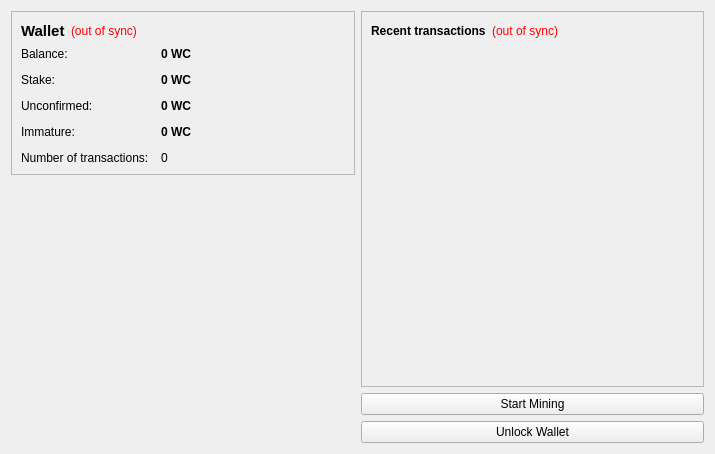
Above: src/qt/forms/overviewpage.ui from Wincoinofficial/wincoin before the change. Below: the same form after it.
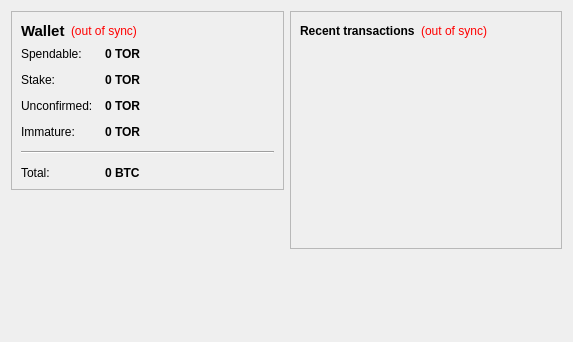
That is the form after the change. Icons and pictures are not drawn.

What changed in the file:
```diff
--- a/src/qt/forms/overviewpage.ui
+++ b/src/qt/forms/overviewpage.ui
@@ -6,8 +6,8 @@
    <rect>
     <x>0</x>
     <y>0</y>
-    <width>715</width>
-    <height>454</height>
+    <width>573</width>
+    <height>342</height>
    </rect>
   </property>
   <property name="windowTitle">
@@ -86,7 +86,7 @@
           <item row="0" column="0">
            <widget class="QLabel" name="label">
             <property name="text">
-             <string>Balance:</string>
+             <string>Spendable:</string>
             </property>
            </widget>
           </item>
@@ -105,7 +105,7 @@
              <string>Your current balance</string>
             </property>
             <property name="text">
-             <string notr="true">0 WC</string>
+             <string notr="true">0 TOR</string>
             </property>
             <property name="textInteractionFlags">
              <set>Qt::LinksAccessibleByMouse|Qt::TextSelectableByKeyboard|Qt::TextSelectableByMouse</set>
@@ -134,7 +134,7 @@
              <string>Total of coins that was staked, and do not yet count toward the current balance</string>
             </property>
             <property name="text">
-             <string notr="true">0 WC</string>
+             <string notr="true">0 TOR</string>
             </property>
             <property name="textInteractionFlags">
              <set>Qt::LinksAccessibleByMouse|Qt::TextSelectableByKeyboard|Qt::TextSelectableByMouse</set>
@@ -163,7 +163,7 @@
              <string>Total of transactions that have yet to be confirmed, and do not yet count toward the current balance</string>
             </property>
             <property name="text">
-             <string notr="true">0 WC</string>
+             <string notr="true">0 TOR</string>
             </property>
             <property name="textInteractionFlags">
              <set>Qt::LinksAccessibleByMouse|Qt::TextSelectableByKeyboard|Qt::TextSelectableByMouse</set>
@@ -189,27 +189,46 @@
              <string>Mined balance that has not yet matured</string>
             </property>
             <property name="text">
-             <string notr="true">0 WC</string>
+             <string notr="true">0 TOR</string>
             </property>
             <property name="textInteractionFlags">
              <set>Qt::LinksAccessibleByMouse|Qt::TextSelectableByKeyboard|Qt::TextSelectableByMouse</set>
             </property>
            </widget>
           </item>
-          <item row="4" column="0">
-           <widget class="QLabel" name="label_2">
+          <item row="4" column="0" colspan="2">
+           <widget class="Line" name="line">
+            <property name="orientation">
+             <enum>Qt::Horizontal</enum>
+            </property>
+           </widget>
+          </item>
+          <item row="5" column="0">
+           <widget class="QLabel" name="labelTotalText">
             <property name="text">
-             <string>Number of transactions:</string>
+             <string>Total:</string>
             </property>
            </widget>
           </item>
-          <item row="4" column="1">
-           <widget class="QLabel" name="labelNumTransactions">
+          <item row="5" column="1">
+           <widget class="QLabel" name="labelTotal">
+            <property name="font">
+             <font>
+              <weight>75</weight>
+              <bold>true</bold>
+             </font>
+            </property>
+            <property name="cursor">
+             <cursorShape>IBeamCursor</cursorShape>
+            </property>
             <property name="toolTip">
              <string>Total number of transactions in wallet</string>
             </property>
             <property name="text">
-             <string notr="true">0</string>
+             <string notr="true">0 BTC</string>
+            </property>
+            <property name="textInteractionFlags">
+             <set>Qt::LinksAccessibleByMouse|Qt::TextSelectableByKeyboard|Qt::TextSelectableByMouse</set>
             </property>
            </widget>
           </item>
@@ -225,34 +244,19 @@
        </property>
        <property name="sizeHint" stdset="0">
         <size>
-         <width>10</width>
+         <width>20</width>
          <height>40</height>
         </size>
        </property>
       </spacer>
      </item>
      <item>
-      <widget class="QLabel" name="label_6">
+      <widget class="QLabel" name="label_2">
        <property name="text">
         <string/>
        </property>
        <property name="pixmap">
-        <pixmap resource="../bitcoin.qrc">:/images/backg</pixmap>
-       </property>
-       <property name="scaledContents">
-        <bool>false</bool>
-       </property>
-       <property name="alignment">
-        <set>Qt::AlignCenter</set>
-       </property>
-       <property name="wordWrap">
-        <bool>false</bool>
-       </property>
-       <property name="margin">
-        <number>0</number>
-       </property>
-       <property name="indent">
-        <number>0</number>
+        <pixmap resource="../bitcoin.qrc">:/icons/WinCoin</pixmap>
        </property>
       </widget>
      </item>
@@ -328,44 +332,21 @@
           </property>
          </widget>
         </item>
-        <item>
-         <spacer name="verticalSpacer_2">
-          <property name="orientation">
-           <enum>Qt::Vertical</enum>
-          </property>
-          <property name="sizeHint" stdset="0">
-           <size>
-            <width>20</width>
-            <height>40</height>
-           </size>
-          </property>
-         </spacer>
-        </item>
        </layout>
       </widget>
      </item>
      <item>
-      <widget class="QPushButton" name="pushButton">
-       <property name="enabled">
-        <bool>true</bool>
+      <spacer name="verticalSpacer_2">
+       <property name="orientation">
+        <enum>Qt::Vertical</enum>
        </property>
-       <property name="text">
-        <string>Start Mining</string>
+       <property name="sizeHint" stdset="0">
+        <size>
+         <width>20</width>
+         <height>40</height>
+        </size>
        </property>
-      </widget>
-     </item>
-     <item>
-      <widget class="QPushButton" name="unlockWalletButton">
-       <property name="enabled">
-        <bool>true</bool>
-       </property>
-       <property name="text">
-        <string>Unlock Wallet</string>
-       </property>
-       <property name="checkable">
-        <bool>false</bool>
-       </property>
-      </widget>
+      </spacer>
      </item>
     </layout>
    </item>
```
Left out of the diff: 4 changed lines with no effect on the pictures.
